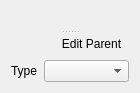
First picture: the form in src/scipyen/gui/widgets/dataclasswidgets/neuronwidget.ui, repository ctigaret/scipyen, before the edit.
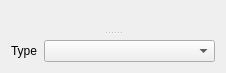
Second picture: the form after the edit. Icons and pictures are not drawn. Custom widgets are drawn as their Qt base class.

The edit to the form file:
```diff
--- a/src/scipyen/gui/widgets/dataclasswidgets/neuronwidget.ui
+++ b/src/scipyen/gui/widgets/dataclasswidgets/neuronwidget.ui
@@ -6,8 +6,8 @@
    <rect>
     <x>0</x>
     <y>0</y>
-    <width>140</width>
-    <height>93</height>
+    <width>226</width>
+    <height>73</height>
    </rect>
   </property>
   <property name="windowTitle">
@@ -26,8 +26,6 @@
      <widget class="QWidget" name="">
       <layout class="QVBoxLayout" name="verticalLayout">
        <item>
-        <layout class="QHBoxLayout" name="horizontalLayout_2">
-         <item>
           <widget class="NameDescriptionWidget" name="nameDescriptionWidget" native="true">
            <property name="sizePolicy">
             <sizepolicy hsizetype="MinimumExpanding" vsizetype="Preferred">
@@ -36,30 +34,6 @@
             </sizepolicy>
            </property>
           </widget>
-         </item>
-         <item>
-          <widget class="QToolButton" name="editParentToolButton">
-           <property name="toolTip">
-            <string>Edit Parent Object</string>
-           </property>
-           <property name="statusTip">
-            <string>Edit Parent Object</string>
-           </property>
-           <property name="whatsThis">
-            <string>Edit Parent Object</string>
-           </property>
-           <property name="text">
-            <string>Edit Parent</string>
-           </property>
-           <property name="icon">
-            <iconset theme="user"/>
-           </property>
-           <property name="autoRaise">
-            <bool>true</bool>
-           </property>
-          </widget>
-         </item>
-        </layout>
        </item>
        <item>
         <layout class="QHBoxLayout" name="horizontalLayout">
```
Lines whose indentation alone changed are shown as unchanged.
